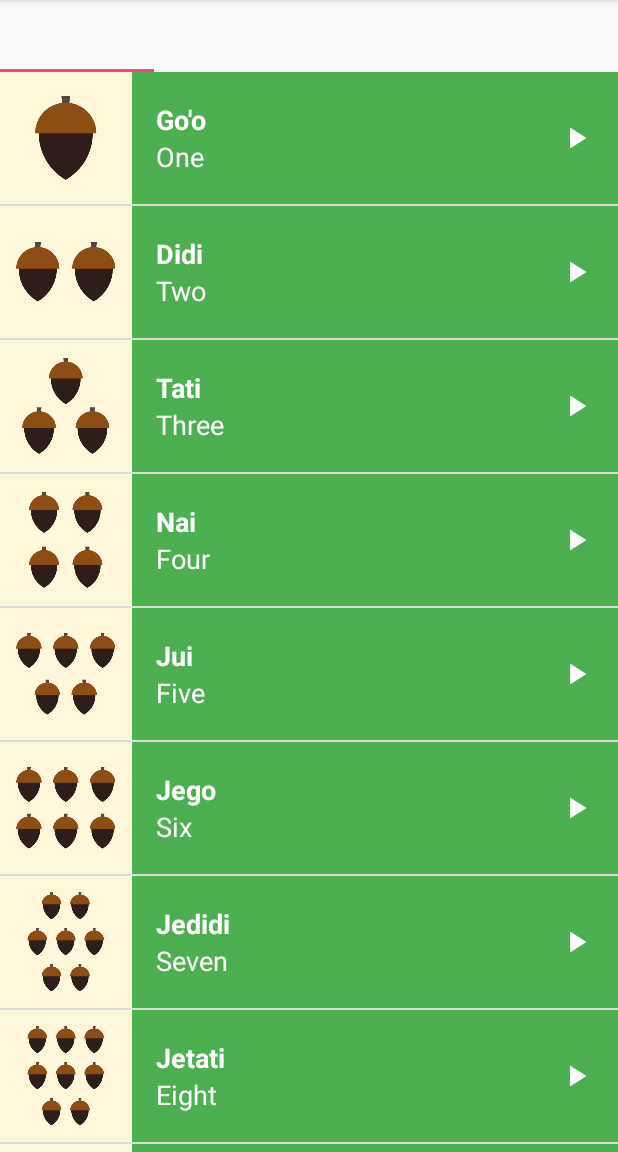
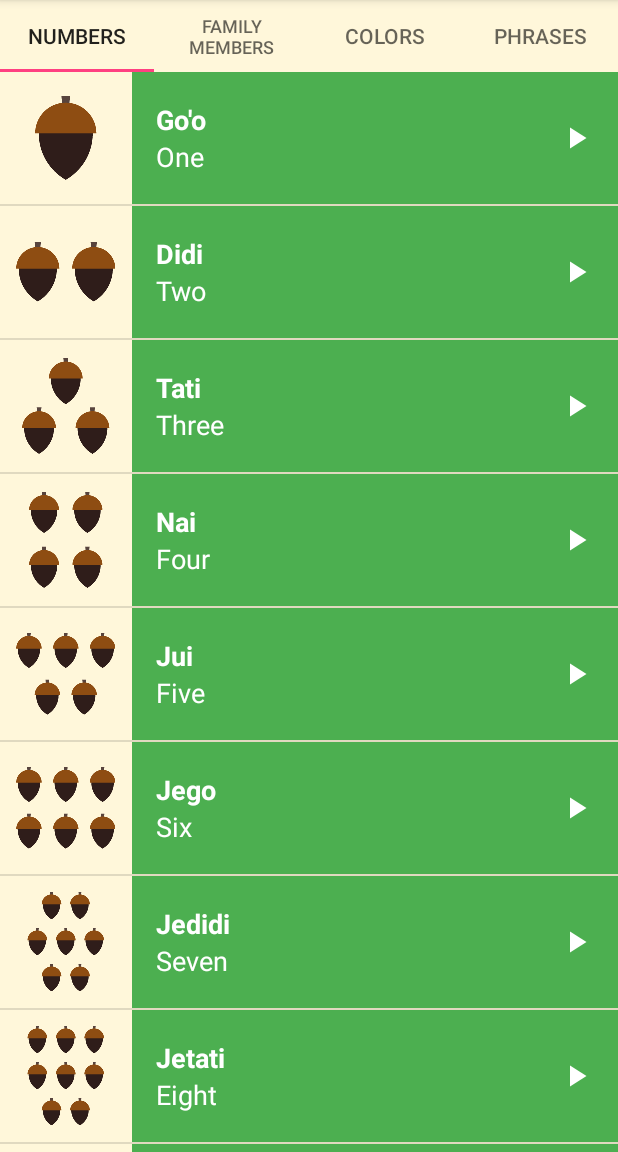
Before and after one commit to Mf4z/Fulfulde, an Android app: the screen it shows after launch (MainActivity), on a phone screen of 412 x 824 dp, the part 84-1236 px from its top. Run offline under Robolectric (Android 15) with nearby library versions, the phone set to English and light mode, and no system bars.

Commit message:
Add tabs displayed on the screen

```diff
--- a/app/src/main/java/com/example/mf4z/fulfulde/CategoryAdapter.java
+++ b/app/src/main/java/com/example/mf4z/fulfulde/CategoryAdapter.java
@@ -1,5 +1,6 @@
 package com.example.mf4z.fulfulde;
 
+import android.content.Context;
 import android.support.v4.app.Fragment;
 import android.support.v4.app.FragmentManager;
 import android.support.v4.app.FragmentPagerAdapter;
@@ -7,8 +8,15 @@ import android.support.v4.app.FragmentPagerAdapter;
 
 public class CategoryAdapter extends FragmentPagerAdapter {
 
-    public CategoryAdapter(FragmentManager fm) {
+    /** Context of the app */
+    private Context mContext;
+
+    final int PAGE_COUNT = 4;
+
+    public CategoryAdapter(Context context,FragmentManager fm) {
         super(fm);
+        mContext = context;
+
     }
 
     @Override
@@ -24,8 +32,22 @@ public class CategoryAdapter extends FragmentPagerAdapter {
         }
     }
 
+
+    @Override
+    public CharSequence getPageTitle(int position) {
+        if (position == 0) {
+            return mContext.getString(R.string.numbers);
+        } else if (position == 1) {
+            return mContext.getString(R.string.familyM);
+        } else if (position == 2) {
+            return mContext.getString(R.string.colors);
+        } else {
+            return mContext.getString(R.string.phrases);
+        }
+    }
+
     @Override
     public int getCount() {
-        return 4;
+        return PAGE_COUNT;
     }
 }
--- a/app/src/main/java/com/example/mf4z/fulfulde/MainActivity.java
+++ b/app/src/main/java/com/example/mf4z/fulfulde/MainActivity.java
@@ -16,14 +16,30 @@ public class MainActivity extends AppCompatActivity {
         ViewPager viewPager = (ViewPager) findViewById(R.id.viewpager);
 
         // Create an adapter that knows which fragment should be shown on each page
-        CategoryAdapter adapter = new CategoryAdapter(getSupportFragmentManager());
+
+        //Old instantiation
+       // CategoryAdapter adapter = new CategoryAdapter(getSupportFragmentManager());
+
+        // Create an adapter that knows which fragment should be shown on each page
+        CategoryAdapter adapter = new CategoryAdapter(this, getSupportFragmentManager());
 
         // Set the adapter onto the view pager
         viewPager.setAdapter(adapter);
 
         // Give the TabLayout the ViewPager
+        // Find the tab layout that shows the tabs
+
         TabLayout tabLayout = (TabLayout) findViewById(R.id.sliding_tabs);
+
+        // Connect the tab layout with the view pager. This will
+        //   1. Update the tab layout when the view pager is swiped
+        //   2. Update the view pager when a tab is selected
+        //   3. Set the tab layout's tab names with the view pager's adapter's titles
+        //      by calling onPageTitle()
+
         tabLayout.setupWithViewPager(viewPager);
+
+
 
     }
 
--- a/app/src/main/res/layout/activity_main.xml
+++ b/app/src/main/res/layout/activity_main.xml
@@ -3,6 +3,7 @@
     xmlns:app="http://schemas.android.com/apk/res-auto"
     xmlns:tools="http://schemas.android.com/tools"
     android:layout_width="match_parent"
+    android:background="@color/tan_background"
     android:layout_height="match_parent"
     android:orientation="vertical"
     tools:context=".MainActivity">
@@ -11,7 +12,7 @@
         android:id="@+id/sliding_tabs"
         android:layout_width="match_parent"
         android:layout_height="wrap_content"
-        app:tabMode="fixed" />
+        />
 
     <android.support.v4.view.ViewPager
         android:id="@+id/viewpager"
--- a/app/src/main/res/values/strings.xml
+++ b/app/src/main/res/values/strings.xml
@@ -1,6 +1,6 @@
 <resources>
     <string name="app_name">Fulfulde</string>
-    <string name="words">Numbers</string>
+    <string name="numbers">Numbers</string>
     <string name="familyM">Family Members</string>
     <string name="colors">Colors</string>
     <string name="phrases">Phrases</string>
```
